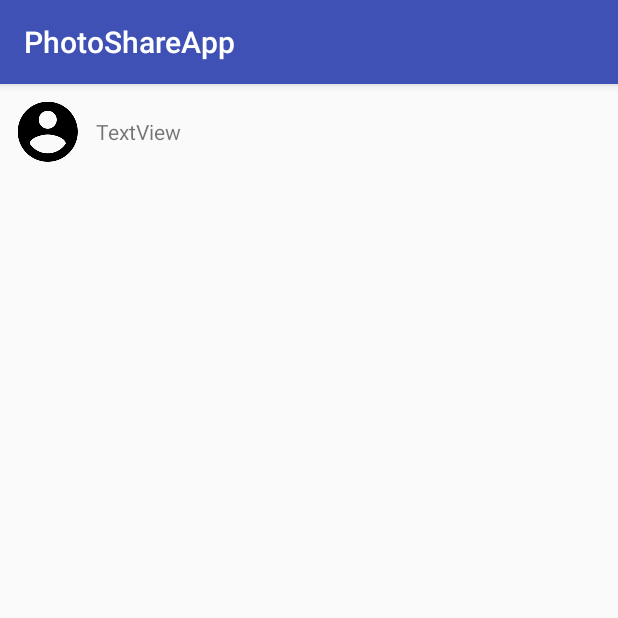
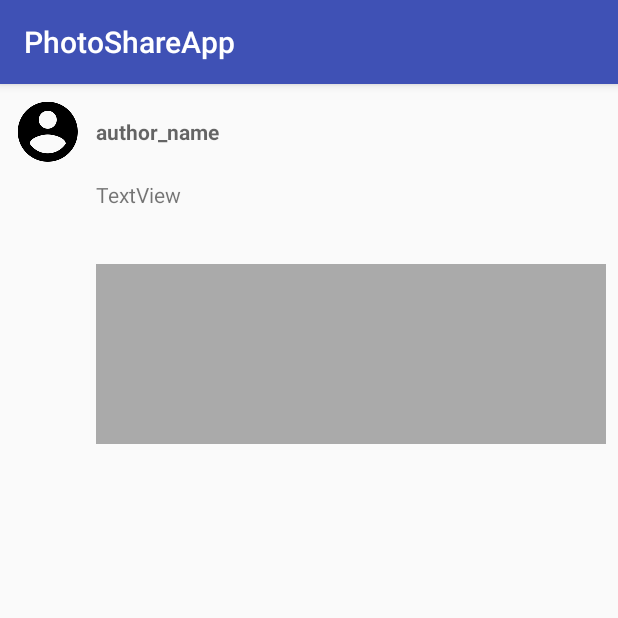
Before and after one commit to yeshuanova/PhotoShareApp.Android, an Android app: the PostDetailActivity screen opened directly, with no data from a screen before it, on a phone screen of 412 x 824 dp, the top half of it. Run offline under Robolectric (Android 15) with nearby library versions, the phone set to English and light mode, and no system bars.

Commit message:
Update photo detail view.

```diff
--- a/app/src/main/res/layout/activity_post_detail.xml
+++ b/app/src/main/res/layout/activity_post_detail.xml
@@ -6,28 +6,57 @@
     android:layout_height="match_parent"
     tools:context="com.csl.studio.photoshare.app.PostDetailActivity">
 
-    <ImageView
+    <android.support.v7.widget.AppCompatImageView
         android:id="@+id/poster_icon"
-        android:layout_width="wrap_content"
-        android:layout_height="wrap_content"
+        android:layout_width="48dp"
+        android:layout_height="48dp"
         android:layout_marginLeft="8dp"
         android:layout_marginTop="8dp"
         app:layout_constraintLeft_toLeftOf="parent"
         app:layout_constraintTop_toTopOf="parent"
         app:srcCompat="@drawable/ic_account_circle_black_48dp" />
 
-    <TextView
-        android:id="@+id/textView"
+    <android.support.v7.widget.AppCompatTextView
+        android:id="@+id/author_name"
         android:layout_width="0dp"
         android:layout_height="0dp"
         android:layout_marginLeft="8dp"
         android:layout_marginRight="8dp"
         android:gravity="center_vertical"
-        android:text="TextView"
+        android:hint="author_name"
+        android:textColor="@android:color/black"
+        android:textStyle="bold"
         app:layout_constraintBottom_toBottomOf="@+id/poster_icon"
         app:layout_constraintLeft_toRightOf="@+id/poster_icon"
         app:layout_constraintRight_toRightOf="parent"
         app:layout_constraintTop_toTopOf="@+id/poster_icon" />
 
+    <android.support.v7.widget.AppCompatTextView
+        android:id="@+id/textView"
+        android:layout_width="0dp"
+        android:layout_height="wrap_content"
+        android:layout_marginLeft="8dp"
+        android:layout_marginRight="8dp"
+        android:layout_marginTop="8dp"
+        android:minHeight="48dp"
+        android:text="TextView"
+        app:layout_constraintHorizontal_bias="0.0"
+        app:layout_constraintLeft_toRightOf="@+id/poster_icon"
+        app:layout_constraintRight_toRightOf="parent"
+        app:layout_constraintTop_toBottomOf="@+id/author_name" />
+
+    <android.support.v7.widget.AppCompatImageView
+        android:id="@+id/imageView"
+        android:layout_width="0dp"
+        android:layout_height="wrap_content"
+        android:layout_marginLeft="8dp"
+        android:layout_marginRight="8dp"
+        android:layout_marginTop="8dp"
+        android:minHeight="120dp"
+        app:layout_constraintHorizontal_bias="0.0"
+        app:layout_constraintLeft_toRightOf="@+id/poster_icon"
+        app:layout_constraintRight_toRightOf="parent"
+        app:layout_constraintTop_toBottomOf="@+id/textView"
+        app:srcCompat="@android:color/darker_gray" />
 
 </android.support.constraint.ConstraintLayout>
```
